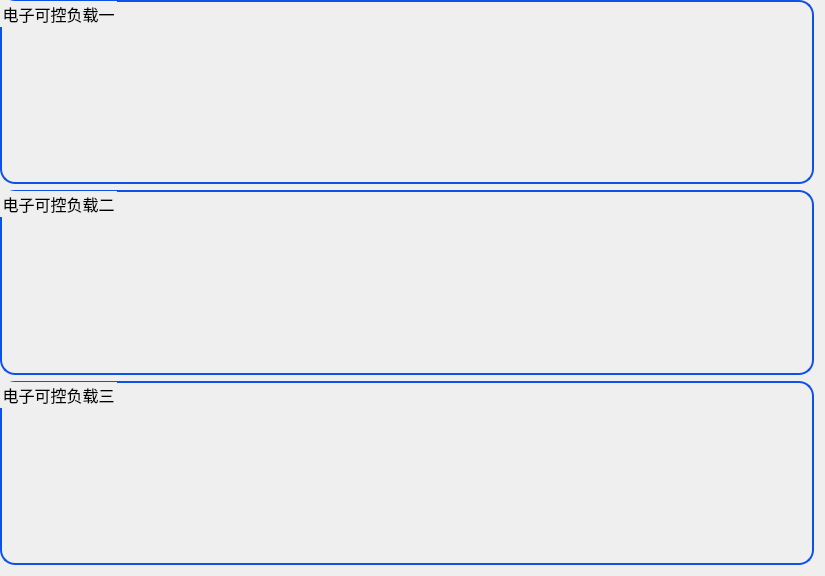
First picture: the form in IDC_TestSystem/eload/eload_home/eload_inputhomewid.ui, repository ChinaClever/IDC_TestSystem, before the edit.
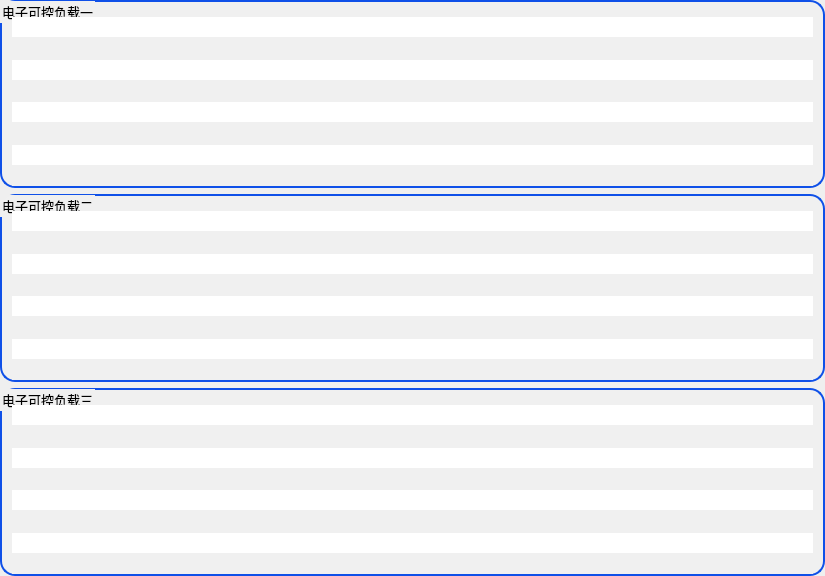
Second picture: the form after the edit.

```diff
--- a/IDC_TestSystem/eload/eload_home/eload_inputhomewid.ui
+++ b/IDC_TestSystem/eload/eload_home/eload_inputhomewid.ui
@@ -13,7 +13,7 @@
   <property name="font">
    <font>
     <family>微软雅黑</family>
-    <pointsize>12</pointsize>
+    <pointsize>10</pointsize>
     <weight>50</weight>
     <italic>false</italic>
     <bold>false</bold>
@@ -26,18 +26,27 @@
    <string notr="true">font: 12pt &quot;微软雅黑&quot;;</string>
   </property>
   <layout class="QVBoxLayout" name="verticalLayout">
+   <property name="spacing">
+    <number>6</number>
+   </property>
    <property name="leftMargin">
     <number>0</number>
    </property>
    <property name="topMargin">
     <number>0</number>
    </property>
+   <property name="rightMargin">
+    <number>0</number>
+   </property>
+   <property name="bottomMargin">
+    <number>0</number>
+   </property>
    <item>
     <widget class="QGroupBox" name="groupBox">
      <property name="font">
       <font>
        <family>微软雅黑</family>
-       <pointsize>12</pointsize>
+       <pointsize>10</pointsize>
        <weight>50</weight>
        <italic>false</italic>
        <bold>false</bold>
@@ -46,45 +55,279 @@
      <property name="styleSheet">
       <string notr="true">QGroupBox{
 border:2px solid rgb(15,80,232);
-border-radius:15px
+border-radius:15px;
+background-color: rgb(240, 240, 240);
 }</string>
      </property>
      <property name="title">
       <string>电子可控负载一</string>
      </property>
-     <layout class="QGridLayout" name="gridLayout">
+     <layout class="QVBoxLayout" name="verticalLayout_2">
+      <property name="spacing">
+       <number>1</number>
+      </property>
       <property name="leftMargin">
-       <number>0</number>
+       <number>10</number>
       </property>
       <property name="topMargin">
-       <number>5</number>
+       <number>15</number>
       </property>
-      <property name="spacing">
+      <property name="rightMargin">
+       <number>10</number>
+      </property>
+      <property name="bottomMargin">
        <number>0</number>
       </property>
-      <item row="0" column="0">
-       <widget class="QWidget" name="widget_1" native="true"/>
+      <item>
+       <widget class="QWidget" name="widget_1" native="true">
+        <property name="sizePolicy">
+         <sizepolicy hsizetype="Preferred" vsizetype="Fixed">
+          <horstretch>0</horstretch>
+          <verstretch>0</verstretch>
+         </sizepolicy>
+        </property>
+        <property name="minimumSize">
+         <size>
+          <width>0</width>
+          <height>16</height>
+         </size>
+        </property>
+        <property name="maximumSize">
+         <size>
+          <width>16777215</width>
+          <height>30</height>
+         </size>
+        </property>
+        <property name="font">
+         <font>
+          <family>微软雅黑</family>
+          <pointsize>10</pointsize>
+          <weight>50</weight>
+          <italic>false</italic>
+          <bold>false</bold>
+         </font>
+        </property>
+        <property name="styleSheet">
+         <string notr="true">#widget_1{
+background-color: rgb(255, 255, 255);
+}
+
+#widget_1:hover{
+background-color: rgb(255,238,188);
+}</string>
+        </property>
+       </widget>
       </item>
-      <item row="0" column="1">
-       <widget class="QWidget" name="widget_2" native="true"/>
+      <item>
+       <widget class="QWidget" name="widget_2" native="true">
+        <property name="sizePolicy">
+         <sizepolicy hsizetype="Preferred" vsizetype="Fixed">
+          <horstretch>0</horstretch>
+          <verstretch>0</verstretch>
+         </sizepolicy>
+        </property>
+        <property name="minimumSize">
+         <size>
+          <width>0</width>
+          <height>16</height>
+         </size>
+        </property>
+        <property name="maximumSize">
+         <size>
+          <width>16777215</width>
+          <height>30</height>
+         </size>
+        </property>
+        <property name="styleSheet">
+         <string notr="true">
+#widget_2{
+background-color: rgb(240, 240, 240);
+}
+#widget_2:hover{
+background-color: rgb(255,238,188);
+}</string>
+        </property>
+       </widget>
       </item>
-      <item row="0" column="2">
-       <widget class="QWidget" name="widget_3" native="true"/>
+      <item>
+       <widget class="QWidget" name="widget_3" native="true">
+        <property name="sizePolicy">
+         <sizepolicy hsizetype="Preferred" vsizetype="Fixed">
+          <horstretch>0</horstretch>
+          <verstretch>0</verstretch>
+         </sizepolicy>
+        </property>
+        <property name="minimumSize">
+         <size>
+          <width>0</width>
+          <height>16</height>
+         </size>
+        </property>
+        <property name="maximumSize">
+         <size>
+          <width>16777215</width>
+          <height>30</height>
+         </size>
+        </property>
+        <property name="styleSheet">
+         <string notr="true">#widget_3{
+background-color: rgb(255, 255, 255);
+}
+#widget_3:hover{
+background-color: rgb(255,238,188);
+}</string>
+        </property>
+       </widget>
       </item>
-      <item row="0" column="3">
-       <widget class="QWidget" name="widget_4" native="true"/>
+      <item>
+       <widget class="QWidget" name="widget_4" native="true">
+        <property name="sizePolicy">
+         <sizepolicy hsizetype="Preferred" vsizetype="Fixed">
+          <horstretch>0</horstretch>
+          <verstretch>0</verstretch>
+         </sizepolicy>
+        </property>
+        <property name="minimumSize">
+         <size>
+          <width>0</width>
+          <height>16</height>
+         </size>
+        </property>
+        <property name="maximumSize">
+         <size>
+          <width>16777215</width>
+          <height>30</height>
+         </size>
+        </property>
+        <property name="styleSheet">
+         <string notr="true">#widget_4{
+background-color: rgb(240, 240, 240);
+}
+#widget_4:hover{
+background-color: rgb(255,238,188);
+}</string>
+        </property>
+       </widget>
       </item>
-      <item row="1" column="0">
-       <widget class="QWidget" name="widget_5" native="true"/>
+      <item>
+       <widget class="QWidget" name="widget_5" native="true">
+        <property name="sizePolicy">
+         <sizepolicy hsizetype="Preferred" vsizetype="Fixed">
+          <horstretch>0</horstretch>
+          <verstretch>0</verstretch>
+         </sizepolicy>
+        </property>
+        <property name="minimumSize">
+         <size>
+          <width>0</width>
+          <height>16</height>
+         </size>
+        </property>
+        <property name="maximumSize">
+         <size>
+          <width>16777215</width>
+          <height>30</height>
+         </size>
+        </property>
+        <property name="styleSheet">
+         <string notr="true">#widget_5{
+background-color: rgb(255, 255, 255);
+}
+#widget_5:hover{
+background-color: rgb(255,238,188);
+}</string>
+        </property>
+       </widget>
       </item>
-      <item row="1" column="1">
-       <widget class="QWidget" name="widget_6" native="true"/>
+      <item>
+       <widget class="QWidget" name="widget_6" native="true">
+        <property name="sizePolicy">
+         <sizepolicy hsizetype="Preferred" vsizetype="Fixed">
+          <horstretch>0</horstretch>
+          <verstretch>0</verstretch>
+         </sizepolicy>
+        </property>
+        <property name="minimumSize">
+         <size>
+          <width>0</width>
+          <height>16</height>
+         </size>
+        </property>
+        <property name="maximumSize">
+         <size>
+          <width>16777215</width>
+          <height>30</height>
+         </size>
+        </property>
+        <property name="styleSheet">
+         <string notr="true">#widget_6{
+background-color: rgb(240, 240, 240);
+}
+#widget_6:hover{
+background-color: rgb(255,238,188);
+}</string>
+        </property>
+       </widget>
       </item>
-      <item row="1" column="2">
-       <widget class="QWidget" name="widget_7" native="true"/>
+      <item>
+       <widget class="QWidget" name="widget_7" native="true">
+        <property name="sizePolicy">
+         <sizepolicy hsizetype="Preferred" vsizetype="Fixed">
+          <horstretch>0</horstretch>
+          <verstretch>0</verstretch>
+         </sizepolicy>
+        </property>
+        <property name="minimumSize">
+         <size>
+          <width>0</width>
+          <height>16</height>
+         </size>
+        </property>
+        <property name="maximumSize">
+         <size>
+          <width>16777215</width>
+          <height>30</height>
+         </size>
+        </property>
+        <property name="styleSheet">
+         <string notr="true">#widget_7{
+background-color: rgb(255, 255, 255);
+}
+#widget_7:hover{
+background-color: rgb(255,238,188);
+}</string>
+        </property>
+       </widget>
       </item>
-      <item row="1" column="3">
-       <widget class="QWidget" name="widget_8" native="true"/>
+      <item>
+       <widget class="QWidget" name="widget_8" native="true">
+        <property name="sizePolicy">
+         <sizepolicy hsizetype="Preferred" vsizetype="Fixed">
+          <horstretch>0</horstretch>
+          <verstretch>0</verstretch>
+         </sizepolicy>
+        </property>
+        <property name="minimumSize">
+         <size>
+          <width>0</width>
+          <height>16</height>
+         </size>
+        </property>
+        <property name="maximumSize">
+         <size>
+          <width>16777215</width>
+          <height>30</height>
+         </size>
+        </property>
+        <property name="styleSheet">
+         <string notr="true">#widget_8{
+background-color: rgb(240, 240, 240);
+}
+#widget_8:hover{
+background-color: rgb(255,238,188);
+}</string>
+        </property>
+       </widget>
       </item>
      </layout>
     </widget>
@@ -94,7 +337,7 @@
      <property name="font">
       <font>
        <family>微软雅黑</family>
-       <pointsize>12</pointsize>
+       <pointsize>10</pointsize>
        <weight>50</weight>
        <italic>false</italic>
        <bold>false</bold>
@@ -103,45 +346,268 @@
      <property name="styleSheet">
       <string notr="true">QGroupBox{
 border:2px solid rgb(15,80,232);
-border-radius:15px
+border-radius:15px;
+background-color: rgb(240, 240, 240);
 }</string>
      </property>
      <property name="title">
       <string>电子可控负载二</string>
      </property>
-     <layout class="QGridLayout" name="gridLayout_2">
+     <layout class="QVBoxLayout" name="verticalLayout_3">
+      <property name="spacing">
+       <number>1</number>
+      </property>
       <property name="leftMargin">
-       <number>0</number>
+       <number>10</number>
       </property>
       <property name="topMargin">
-       <number>5</number>
+       <number>15</number>
       </property>
-      <property name="spacing">
+      <property name="rightMargin">
+       <number>10</number>
+      </property>
+      <property name="bottomMargin">
        <number>0</number>
       </property>
-      <item row="0" column="0">
-       <widget class="QWidget" name="widget_9" native="true"/>
+      <item>
+       <widget class="QWidget" name="widget_9" native="true">
+        <property name="sizePolicy">
+         <sizepolicy hsizetype="Preferred" vsizetype="Fixed">
+          <horstretch>0</horstretch>
+          <verstretch>0</verstretch>
+         </sizepolicy>
+        </property>
+        <property name="minimumSize">
+         <size>
+          <width>0</width>
+          <height>16</height>
+         </size>
+        </property>
+        <property name="maximumSize">
+         <size>
+          <width>16777215</width>
+          <height>30</height>
+         </size>
+        </property>
+        <property name="styleSheet">
+         <string notr="true">#widget_9{
+background-color: rgb(255, 255, 255);
+}
+#widget_9:hover{
+background-color: rgb(255,238,188);
+}</string>
+        </property>
+       </widget>
       </item>
-      <item row="0" column="1">
-       <widget class="QWidget" name="widget_10" native="true"/>
+      <item>
+       <widget class="QWidget" name="widget_10" native="true">
+        <property name="sizePolicy">
+         <sizepolicy hsizetype="Preferred" vsizetype="Fixed">
+          <horstretch>0</horstretch>
+          <verstretch>0</verstretch>
+         </sizepolicy>
+        </property>
+        <property name="minimumSize">
+         <size>
+          <width>0</width>
+          <height>16</height>
+         </size>
+        </property>
+        <property name="maximumSize">
+         <size>
+          <width>16777215</width>
+          <height>30</height>
+         </size>
+        </property>
+        <property name="styleSheet">
+         <string notr="true">#widget_10{
+background-color: rgb(240, 240, 240);
+}
+#widget_10:hover{
+background-color: rgb(255,238,188);
+}</string>
+        </property>
+       </widget>
       </item>
-      <item row="0" column="2">
-       <widget class="QWidget" name="widget_11" native="true"/>
+      <item>
+       <widget class="QWidget" name="widget_11" native="true">
+        <property name="sizePolicy">
+         <sizepolicy hsizetype="Preferred" vsizetype="Fixed">
+          <horstretch>0</horstretch>
+          <verstretch>0</verstretch>
+         </sizepolicy>
+        </property>
+        <property name="minimumSize">
+         <size>
+          <width>0</width>
+          <height>16</height>
+         </size>
+        </property>
+        <property name="maximumSize">
+         <size>
+          <width>16777215</width>
+          <height>30</height>
+         </size>
+        </property>
+        <property name="styleSheet">
+         <string notr="true">#widget_11{
+background-color: rgb(255, 255, 255);
+}
+#widget_11:hover{
+background-color: rgb(255,238,188);
+}</string>
+        </property>
+       </widget>
       </item>
-      <item row="0" column="3">
-       <widget class="QWidget" name="widget_12" native="true"/>
+      <item>
+       <widget class="QWidget" name="widget_12" native="true">
+        <property name="sizePolicy">
+         <sizepolicy hsizetype="Preferred" vsizetype="Fixed">
+          <horstretch>0</horstretch>
+          <verstretch>0</verstretch>
+         </sizepolicy>
+        </property>
+        <property name="minimumSize">
+         <size>
+          <width>0</width>
+          <height>16</height>
+         </size>
+        </property>
+        <property name="maximumSize">
+         <size>
+          <width>16777215</width>
+          <height>30</height>
+         </size>
+        </property>
+        <property name="styleSheet">
+         <string notr="true">#widget_12{
+background-color: rgb(240, 240, 240);
+}
+#widget_12:hover{
+background-color: rgb(255,238,188);
+}</string>
+        </property>
+       </widget>
       </item>
-      <item row="1" column="0">
-       <widget class="QWidget" name="widget_13" native="true"/>
+      <item>
+       <widget class="QWidget" name="widget_13" native="true">
+        <property name="sizePolicy">
+         <sizepolicy hsizetype="Preferred" vsizetype="Fixed">
+          <horstretch>0</horstretch>
+          <verstretch>0</verstretch>
+         </sizepolicy>
+        </property>
+        <property name="minimumSize">
+         <size>
+          <width>0</width>
+          <height>16</height>
+         </size>
+        </property>
+        <property name="maximumSize">
+         <size>
+          <width>16777215</width>
+          <height>30</height>
+         </size>
+        </property>
+        <property name="styleSheet">
+         <string notr="true">#widget_13{
+background-color: rgb(255, 255, 255);
+}
+#widget_13:hover{
+background-color: rgb(255,238,188);
+}</string>
+        </property>
+       </widget>
       </item>
-      <item row="1" column="1">
-       <widget class="QWidget" name="widget_14" native="true"/>
+      <item>
+       <widget class="QWidget" name="widget_14" native="true">
+        <property name="sizePolicy">
+         <sizepolicy hsizetype="Preferred" vsizetype="Fixed">
+          <horstretch>0</horstretch>
+          <verstretch>0</verstretch>
+         </sizepolicy>
+        </property>
+        <property name="minimumSize">
+         <size>
+          <width>0</width>
+          <height>16</height>
+         </size>
+        </property>
+        <property name="maximumSize">
+         <size>
+          <width>16777215</width>
+          <height>30</height>
+         </size>
+        </property>
+        <property name="styleSheet">
+         <string notr="true">#widget_14{
+background-color: rgb(240, 240, 240);
+}
+#widget_14:hover{
+background-color: rgb(255,238,188);
+}</string>
+        </property>
+       </widget>
       </item>
-      <item row="1" column="2">
-       <widget class="QWidget" name="widget_15" native="true"/>
+      <item>
+       <widget class="QWidget" name="widget_15" native="true">
+        <property name="sizePolicy">
+         <sizepolicy hsizetype="Preferred" vsizetype="Fixed">
+          <horstretch>0</horstretch>
+          <verstretch>0</verstretch>
+         </sizepolicy>
+        </property>
+        <property name="minimumSize">
+         <size>
+          <width>0</width>
+          <height>16</height>
+         </size>
+        </property>
+        <property name="maximumSize">
+         <size>
+          <width>16777215</width>
+          <height>30</height>
+         </size>
+        </property>
+        <property name="styleSheet">
+         <string notr="true">#widget_15{
+background-color: rgb(255, 255, 255);
+}
+#widget_15:hover{
+background-color: rgb(255,238,188);
+}</string>
+        </property>
+       </widget>
       </item>
-      <item row="1" column="3">
-       <widget class="QWidget" name="widget_16" native="true"/>
+      <item>
+       <widget class="QWidget" name="widget_16" native="true">
+        <property name="sizePolicy">
+         <sizepolicy hsizetype="Preferred" vsizetype="Fixed">
+          <horstretch>0</horstretch>
+          <verstretch>0</verstretch>
+         </sizepolicy>
+        </property>
+        <property name="minimumSize">
+         <size>
+          <width>0</width>
+          <height>16</height>
+         </size>
+        </property>
+        <property name="maximumSize">
+         <size>
+          <width>16777215</width>
+          <height>30</height>
+         </size>
+        </property>
+        <property name="styleSheet">
+         <string notr="true">#widget_16{
+background-color: rgb(240, 240, 240);
+}
+#widget_16:hover{
+background-color: rgb(255,238,188);
+}</string>
+        </property>
+       </widget>
       </item>
      </layout>
     </widget>
@@ -151,7 +617,7 @@
      <property name="font">
       <font>
        <family>微软雅黑</family>
-       <pointsize>12</pointsize>
+       <pointsize>10</pointsize>
        <weight>50</weight>
        <italic>false</italic>
        <bold>false</bold>
@@ -160,45 +626,269 @@
      <property name="styleSheet">
       <string notr="true">QGroupBox{
 border:2px solid rgb(15,80,232);
-border-radius:15px
+border-radius:15px;
+background-color: rgb(240, 240, 240);
 }</string>
      </property>
      <property name="title">
       <string>电子可控负载三</string>
      </property>
-     <layout class="QGridLayout" name="gridLayout_3">
+     <layout class="QVBoxLayout" name="verticalLayout_4">
+      <property name="spacing">
+       <number>1</number>
+      </property>
       <property name="leftMargin">
-       <number>0</number>
+       <number>10</number>
       </property>
       <property name="topMargin">
-       <number>5</number>
+       <number>15</number>
       </property>
-      <property name="spacing">
+      <property name="rightMargin">
+       <number>10</number>
+      </property>
+      <property name="bottomMargin">
        <number>0</number>
       </property>
-      <item row="0" column="0">
-       <widget class="QWidget" name="widget_17" native="true"/>
+      <item>
+       <widget class="QWidget" name="widget_17" native="true">
+        <property name="sizePolicy">
+         <sizepolicy hsizetype="Preferred" vsizetype="Fixed">
+          <horstretch>0</horstretch>
+          <verstretch>0</verstretch>
+         </sizepolicy>
+        </property>
+        <property name="minimumSize">
+         <size>
+          <width>0</width>
+          <height>16</height>
+         </size>
+        </property>
+        <property name="maximumSize">
+         <size>
+          <width>16777215</width>
+          <height>30</height>
+         </size>
+        </property>
+        <property name="styleSheet">
+         <string notr="true">#widget_17{
+background-color: rgb(255, 255, 255);
+}
+#widget_17:hover{
+background-color: rgb(255,238,188);
+}</string>
+        </property>
+       </widget>
       </item>
-      <item row="0" column="1">
-       <widget class="QWidget" name="widget_18" native="true"/>
+      <item>
+       <widget class="QWidget" name="widget_18" native="true">
+        <property name="sizePolicy">
+         <sizepolicy hsizetype="Preferred" vsizetype="Fixed">
+          <horstretch>0</horstretch>
+          <verstretch>0</verstretch>
+         </sizepolicy>
+        </property>
+        <property name="minimumSize">
+         <size>
+          <width>0</width>
+          <height>16</height>
+         </size>
+        </property>
+        <property name="maximumSize">
+         <size>
+          <width>16777215</width>
+          <height>30</height>
+         </size>
+        </property>
+        <property name="styleSheet">
+         <string notr="true">#widget_18{
+background-color: rgb(240, 240, 240);
+}
+#widget_18:hover{
+background-color: rgb(255,238,188);
+}
+</string>
+        </property>
+       </widget>
       </item>
-      <item row="0" column="2">
-       <widget class="QWidget" name="widget_19" native="true"/>
+      <item>
+       <widget class="QWidget" name="widget_19" native="true">
+        <property name="sizePolicy">
+         <sizepolicy hsizetype="Preferred" vsizetype="Fixed">
+          <horstretch>0</horstretch>
+          <verstretch>0</verstretch>
+         </sizepolicy>
+        </property>
+        <property name="minimumSize">
+         <size>
+          <width>0</width>
+          <height>16</height>
+         </size>
+        </property>
+        <property name="maximumSize">
+         <size>
+          <width>16777215</width>
+          <height>30</height>
+         </size>
+        </property>
+        <property name="styleSheet">
+         <string notr="true">#widget_19{
+background-color: rgb(255, 255, 255);
+}
+#widget_19:hover{
+background-color: rgb(255,238,188);
+}</string>
+        </property>
+       </widget>
       </item>
-      <item row="0" column="3">
-       <widget class="QWidget" name="widget_20" native="true"/>
+      <item>
+       <widget class="QWidget" name="widget_20" native="true">
+        <property name="sizePolicy">
+         <sizepolicy hsizetype="Preferred" vsizetype="Fixed">
+          <horstretch>0</horstretch>
+          <verstretch>0</verstretch>
+         </sizepolicy>
+        </property>
+        <property name="minimumSize">
+         <size>
+          <width>0</width>
+          <height>16</height>
+         </size>
+        </property>
+        <property name="maximumSize">
+         <size>
+          <width>16777215</width>
+          <height>30</height>
+         </size>
+        </property>
+        <property name="styleSheet">
+         <string notr="true">#widget_20{
+background-color: rgb(240, 240, 240);
+}
+#widget_20:hover{
+background-color: rgb(255,238,188);
+}</string>
+        </property>
+       </widget>
       </item>
-      <item row="1" column="0">
-       <widget class="QWidget" name="widget_21" native="true"/>
+      <item>
+       <widget class="QWidget" name="widget_21" native="true">
+        <property name="sizePolicy">
+         <sizepolicy hsizetype="Preferred" vsizetype="Fixed">
+          <horstretch>0</horstretch>
+          <verstretch>0</verstretch>
+         </sizepolicy>
+        </property>
+        <property name="minimumSize">
+         <size>
+          <width>0</width>
+          <height>16</height>
+         </size>
+        </property>
+        <property name="maximumSize">
+         <size>
+          <width>16777215</width>
+          <height>30</height>
+         </size>
+        </property>
+        <property name="styleSheet">
+         <string notr="true">#widget_21{
+background-color: rgb(255, 255, 255);
+}
+#widget_21:hover{
+background-color: rgb(255,238,188);
+}</string>
+        </property>
+       </widget>
       </item>
-      <item row="1" column="1">
-       <widget class="QWidget" name="widget_22" native="true"/>
+      <item>
+       <widget class="QWidget" name="widget_22" native="true">
+        <property name="sizePolicy">
+         <sizepolicy hsizetype="Preferred" vsizetype="Fixed">
+          <horstretch>0</horstretch>
+          <verstretch>0</verstretch>
+         </sizepolicy>
+        </property>
+        <property name="minimumSize">
+         <size>
+          <width>0</width>
+          <height>16</height>
+         </size>
+        </property>
+        <property name="maximumSize">
+         <size>
+          <width>16777215</width>
+          <height>30</height>
+         </size>
+        </property>
+        <property name="styleSheet">
+         <string notr="true">#widget_22{
+background-color: rgb(240, 240, 240);
+}
+#widget_22:hover{
+background-color: rgb(255,238,188);
+}</string>
+        </property>
+       </widget>
       </item>
-      <item row="1" column="2">
-       <widget class="QWidget" name="widget_23" native="true"/>
+      <item>
+       <widget class="QWidget" name="widget_23" native="true">
+        <property name="sizePolicy">
+         <sizepolicy hsizetype="Preferred" vsizetype="Fixed">
+          <horstretch>0</horstretch>
+          <verstretch>0</verstretch>
+         </sizepolicy>
+        </property>
+        <property name="minimumSize">
+         <size>
+          <width>0</width>
+          <height>16</height>
+         </size>
+        </property>
+        <property name="maximumSize">
+         <size>
+          <width>16777215</width>
+          <height>30</height>
+         </size>
+        </property>
+        <property name="styleSheet">
+         <string notr="true">#widget_23{
+background-color: rgb(255, 255, 255);
+}
+#widget_23:hover{
+background-color: rgb(255,238,188);
+}</string>
+        </property>
+       </widget>
       </item>
-      <item row="1" column="3">
-       <widget class="QWidget" name="widget_24" native="true"/>
+      <item>
+       <widget class="QWidget" name="widget_24" native="true">
+        <property name="sizePolicy">
+         <sizepolicy hsizetype="Preferred" vsizetype="Fixed">
+          <horstretch>0</horstretch>
+          <verstretch>0</verstretch>
+         </sizepolicy>
+        </property>
+        <property name="minimumSize">
+         <size>
+          <width>0</width>
+          <height>16</height>
+         </size>
+        </property>
+        <property name="maximumSize">
+         <size>
+          <width>16777215</width>
+          <height>30</height>
+         </size>
+        </property>
+        <property name="styleSheet">
+         <string notr="true">#widget_24{
+background-color: rgb(240, 240, 240);
+}
+#widget_24:hover{
+background-color: rgb(255,238,188);
+}</string>
+        </property>
+       </widget>
       </item>
      </layout>
     </widget>
```
Left out of the diff: 2 changed lines with no effect on the pictures.
